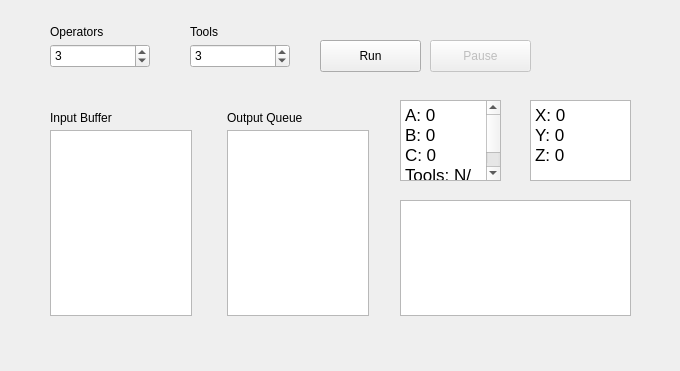
Above: mainwindow.ui from xhacker/CMPT-300-HW2 before the change. Below: the same form after it.
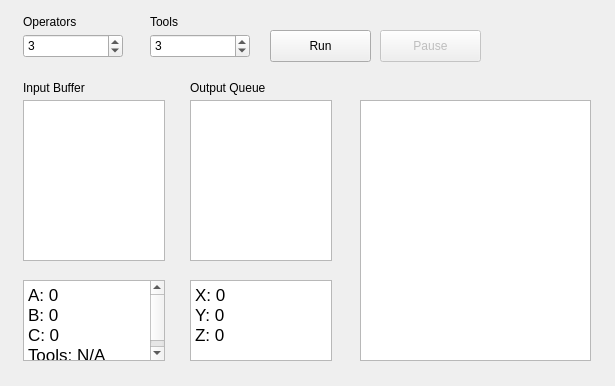
That is the form after the change.

Diff of the .ui file:
```diff
--- a/mainwindow.ui
+++ b/mainwindow.ui
@@ -6,8 +6,8 @@
    <rect>
     <x>0</x>
     <y>0</y>
-    <width>680</width>
-    <height>371</height>
+    <width>615</width>
+    <height>386</height>
    </rect>
   </property>
   <property name="sizePolicy">
@@ -18,8 +18,8 @@
   </property>
   <property name="minimumSize">
    <size>
-    <width>680</width>
-    <height>371</height>
+    <width>615</width>
+    <height>386</height>
    </size>
   </property>
   <property name="windowTitle">
@@ -29,8 +29,8 @@
    <widget class="QPushButton" name="runButton">
     <property name="geometry">
      <rect>
-      <x>320</x>
-      <y>40</y>
+      <x>270</x>
+      <y>30</y>
       <width>101</width>
       <height>32</height>
      </rect>
@@ -42,8 +42,8 @@
    <widget class="QLabel" name="label">
     <property name="geometry">
      <rect>
-      <x>50</x>
-      <y>24</y>
+      <x>23</x>
+      <y>14</y>
       <width>62</width>
       <height>16</height>
      </rect>
@@ -55,8 +55,8 @@
    <widget class="QLabel" name="label_2">
     <property name="geometry">
      <rect>
-      <x>190</x>
-      <y>24</y>
+      <x>150</x>
+      <y>14</y>
       <width>62</width>
       <height>16</height>
      </rect>
@@ -68,8 +68,8 @@
    <widget class="QLabel" name="label_3">
     <property name="geometry">
      <rect>
-      <x>50</x>
-      <y>110</y>
+      <x>23</x>
+      <y>80</y>
       <width>111</width>
       <height>16</height>
      </rect>
@@ -81,8 +81,8 @@
    <widget class="QLabel" name="label_4">
     <property name="geometry">
      <rect>
-      <x>227</x>
-      <y>110</y>
+      <x>190</x>
+      <y>80</y>
       <width>111</width>
       <height>16</height>
      </rect>
@@ -97,8 +97,8 @@
     </property>
     <property name="geometry">
      <rect>
-      <x>430</x>
-      <y>40</y>
+      <x>380</x>
+      <y>30</y>
       <width>101</width>
       <height>32</height>
      </rect>
@@ -110,8 +110,8 @@
    <widget class="QSpinBox" name="operatorsSpinBox">
     <property name="geometry">
      <rect>
-      <x>50</x>
-      <y>44</y>
+      <x>23</x>
+      <y>34</y>
       <width>100</width>
       <height>24</height>
      </rect>
@@ -129,8 +129,8 @@
    <widget class="QSpinBox" name="toolsSpinBox">
     <property name="geometry">
      <rect>
-      <x>190</x>
-      <y>44</y>
+      <x>150</x>
+      <y>34</y>
       <width>100</width>
       <height>24</height>
      </rect>
@@ -148,20 +148,20 @@
    <widget class="QListView" name="inputListView">
     <property name="geometry">
      <rect>
-      <x>50</x>
-      <y>130</y>
+      <x>23</x>
+      <y>100</y>
       <width>142</width>
-      <height>186</height>
+      <height>161</height>
      </rect>
     </property>
    </widget>
    <widget class="QListView" name="outputListView">
     <property name="geometry">
      <rect>
-      <x>227</x>
-      <y>130</y>
+      <x>190</x>
+      <y>100</y>
       <width>142</width>
-      <height>186</height>
+      <height>161</height>
      </rect>
     </property>
    </widget>
@@ -171,9 +171,9 @@
     </property>
     <property name="geometry">
      <rect>
-      <x>400</x>
-      <y>100</y>
-      <width>101</width>
+      <x>23</x>
+      <y>280</y>
+      <width>142</width>
       <height>81</height>
      </rect>
     </property>
@@ -194,9 +194,9 @@
     </property>
     <property name="geometry">
      <rect>
-      <x>530</x>
-      <y>100</y>
-      <width>101</width>
+      <x>190</x>
+      <y>280</y>
+      <width>142</width>
       <height>81</height>
      </rect>
     </property>
@@ -213,10 +213,10 @@
    <widget class="QTextBrowser" name="logBrowser">
     <property name="geometry">
      <rect>
-      <x>400</x>
-      <y>200</y>
+      <x>360</x>
+      <y>100</y>
       <width>231</width>
-      <height>116</height>
+      <height>261</height>
      </rect>
     </property>
    </widget>
```
Left out of the diff: 10 changed lines with no effect on the pictures.
